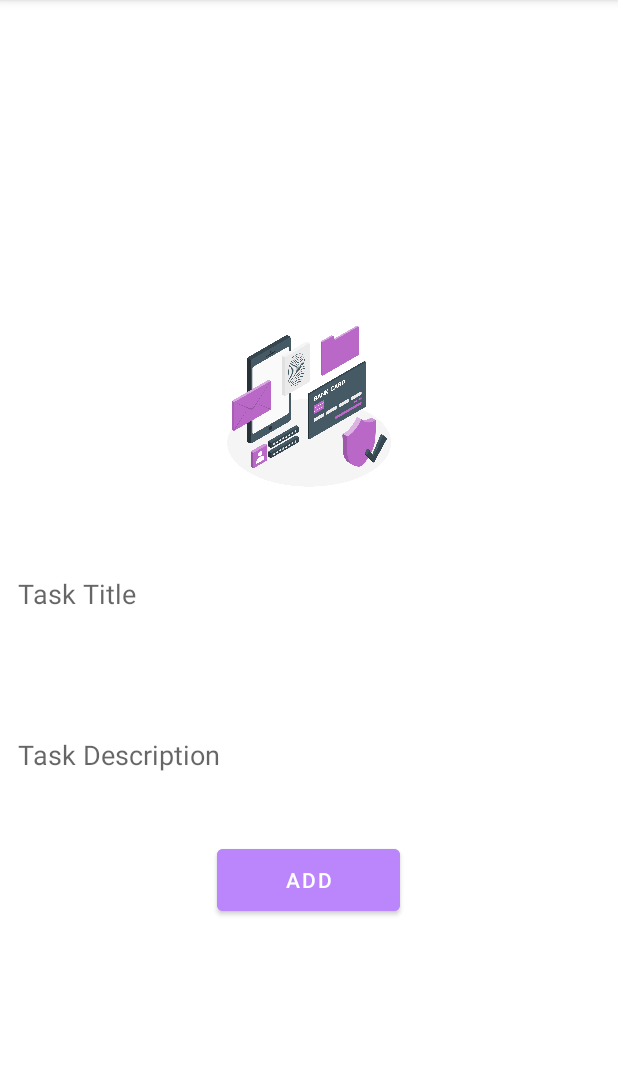
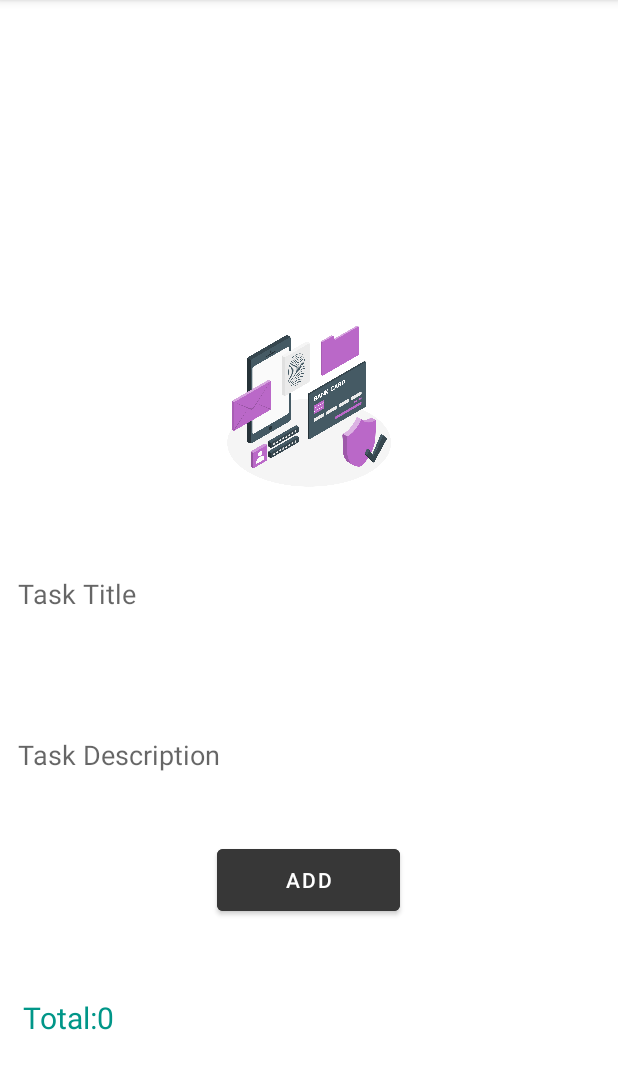
Before and after one commit to RahafJ96/taskmaster, an Android app: the AddTask screen opened directly, with no data from a screen before it, after a tap on "ADD", on a phone screen of 412 x 824 dp, the part 84-1173 px from its top. Run offline under Robolectric (Android 15) with nearby library versions, the phone set to English and light mode, and no system bars.

Commit message:
lab-26 extra edits

```diff
--- a/app/src/main/java/com/example/taskmaster/AddTask.java
+++ b/app/src/main/java/com/example/taskmaster/AddTask.java
@@ -46,7 +46,7 @@ public class AddTask extends AppCompatActivity {
 
         TextView count=(TextView)findViewById(R.id.counter);
         if(text.isEmpty() && text2.isEmpty()){
-            Toast message= Toast.makeText(getBaseContext(),"you should fill both fields first!",Toast.LENGTH_LONG);
+            Toast message= Toast.makeText(getBaseContext(),"Thr Fields are empty, you should fill both fields first!",Toast.LENGTH_LONG);
             message.show();
         }
         else{
--- a/app/src/main/java/com/example/taskmaster/MyTasks.java
+++ b/app/src/main/java/com/example/taskmaster/MyTasks.java
@@ -1,14 +1,9 @@
 package com.example.taskmaster;
 
-import androidx.annotation.NonNull;
-import androidx.appcompat.app.ActionBar;
 import androidx.appcompat.app.AppCompatActivity;
-
 import android.content.Intent;
 import android.os.Bundle;
-import android.view.MenuItem;
 import android.view.View;
-import android.widget.Toast;
 
 public class MyTasks extends AppCompatActivity {
 
@@ -18,7 +13,6 @@ public class MyTasks extends AppCompatActivity {
         setContentView(R.layout.activity_my_tasks);
 
     }
-
 
     public void add(View view) {
         Intent intent=new Intent(MyTasks.this, AddTask.class);
--- a/app/src/main/res/layout/activity_add_task.xml
+++ b/app/src/main/res/layout/activity_add_task.xml
@@ -69,7 +69,7 @@
         android:id="@+id/button"
         android:layout_width="122dp"
         android:layout_height="53dp"
-        android:backgroundTint="@color/purple_200"
+        android:backgroundTint="#373737"
         android:onClick="click"
         android:text="Add"
         app:layout_constraintBottom_toBottomOf="parent"
@@ -87,9 +87,9 @@
         android:layout_width="wrap_content"
         android:layout_height="wrap_content"
         android:layout_marginBottom="76dp"
-        android:text="total:0"
+        android:text="Total:0"
         android:textSize="20sp"
-        android:textColor="@color/white"
+        android:textColor="#009688"
         app:layout_constraintBottom_toBottomOf="parent"
         app:layout_constraintEnd_toEndOf="parent"
         app:layout_constraintHorizontal_bias="0.043"
--- a/app/src/main/res/layout/activity_main.xml
+++ b/app/src/main/res/layout/activity_main.xml
@@ -20,11 +20,12 @@
         android:id="@+id/text1"
         android:layout_width="match_parent"
         android:layout_height="wrap_content"
+        android:background="@color/teal_700"
         android:textColor="@color/white"
         app:layout_constraintBottom_toBottomOf="parent"
         app:layout_constraintEnd_toEndOf="parent"
         app:layout_constraintHorizontal_bias="0.0"
         app:layout_constraintStart_toStartOf="parent"
         app:layout_constraintTop_toTopOf="parent"
-        app:layout_constraintVertical_bias="0.679"/>
+        app:layout_constraintVertical_bias="0.679" />
 </androidx.constraintlayout.widget.ConstraintLayout>
--- a/app/src/main/res/layout/activity_my_tasks.xml
+++ b/app/src/main/res/layout/activity_my_tasks.xml
@@ -11,7 +11,7 @@
         android:layout_width="130dp"
         android:layout_height="44dp"
         android:text="My Tasks"
-        android:textColor="@color/white"
+        android:textColor="@color/teal_700"
         android:textSize="30sp"
         app:layout_constraintBottom_toBottomOf="parent"
         app:layout_constraintEnd_toEndOf="parent"
@@ -43,11 +43,11 @@
         app:layout_constraintStart_toStartOf="parent"
         android:text="@string/add_task"
         android:onClick="add"
-        android:backgroundTint="@color/purple_200"
+        android:backgroundTint="@color/teal_700"
         />
 
     <Button
-        android:backgroundTint="@color/purple_200"
+        android:backgroundTint="@color/teal_700"
 
         android:id="@+id/allTasks"
         android:layout_width="160dp"
```
Also changed, not shown: app/src/main/java/com/example/taskmaster/IntroActivity.java (+1 -13 lines).
